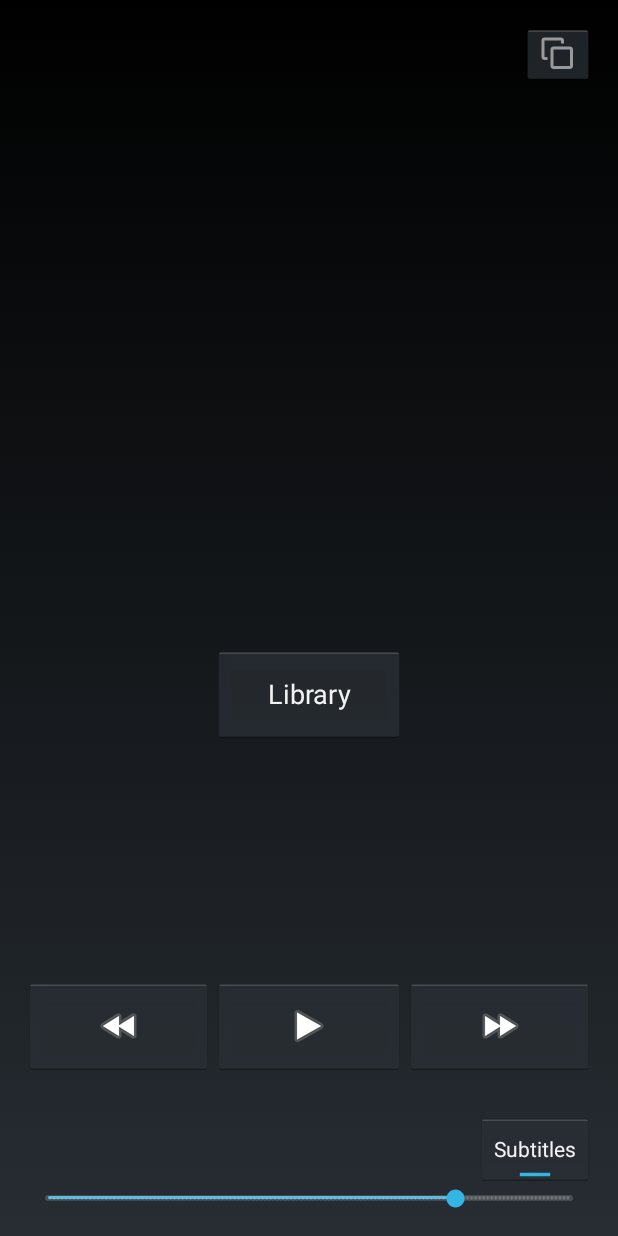
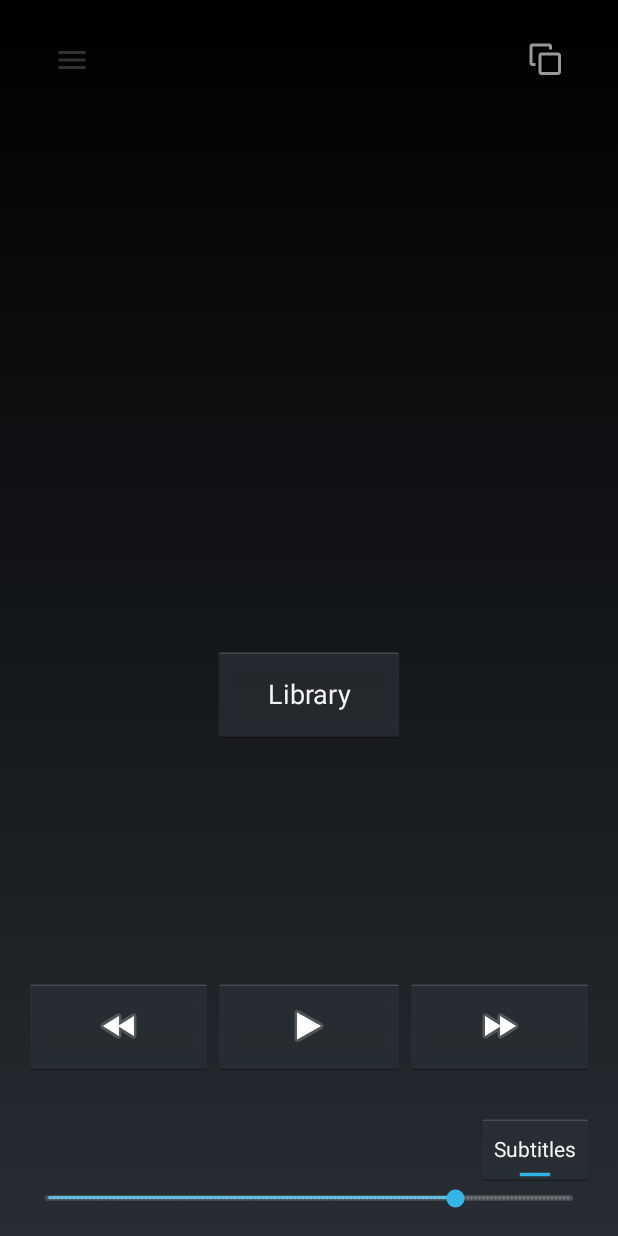
Before and after one commit to mcastorina/mpv-remote-app, an Android app: the screen it shows after launch (MainActivity), after a tap on an icon or button, on a phone screen of 412 x 824 dp. Run offline under Robolectric (Android 15) with nearby library versions, the phone set to English and light mode, and no system bars; 2 statements that could not run were skipped.

Commit message:
Added settings button and removed border from full screen button

```diff
--- a/LaptopRemote/app/src/main/java/miccah/laptopremote/MainActivity.java
+++ b/LaptopRemote/app/src/main/java/miccah/laptopremote/MainActivity.java
@@ -16,6 +16,7 @@ import android.widget.SeekBar;
 import android.widget.ViewSwitcher;
 import android.widget.ToggleButton;
 import android.widget.ImageButton;
+import android.widget.ImageView;
 import android.widget.SeekBar.OnSeekBarChangeListener;
 import android.content.Intent;
 import android.content.res.Configuration;
@@ -160,6 +161,9 @@ public class MainActivity extends Activity {
         BackgroundImageButton button = (BackgroundImageButton)view;
         button.setProperty("fullscreen", button.getState());
     }
+    public void settingsButton(View view) {
+        mDrawerLayout.openDrawer(mDrawerList);
+    }
 
     public void setIPAddress(String val) {
         this.ipAddress = val;
--- /dev/null
+++ b/LaptopRemote/app/src/main/res/drawable/menu.xml
@@ -0,0 +1,8 @@
+<!-- drawable/menu.xml -->
+<vector xmlns:android="http://schemas.android.com/apk/res/android"
+    android:height="24dp"
+    android:width="24dp"
+    android:viewportWidth="24"
+    android:viewportHeight="24">
+    <path android:fillColor="#333" android:pathData="M3,6H21V8H3V6M3,11H21V13H3V11M3,16H21V18H3V16Z" />
+</vector>
--- a/LaptopRemote/app/src/main/res/drawable/vector_arrange_below_on.xml
+++ b/LaptopRemote/app/src/main/res/drawable/vector_arrange_below_on.xml
@@ -4,5 +4,5 @@
     android:width="24dp"
     android:viewportWidth="24"
     android:viewportHeight="24">
-    <path android:fillColor="#000" android:pathData="M20,22C21.11,22 22,21.11 22,20V9C22,7.89 21.11,7 20,7C16.33,7 12.67,7 9,7C7.89,7 7,7.89 7,9C7,12.67 7,16.33 7,20C7,21.11 7.89,22 9,22H20M20,20H9V9H20V20M5,16V14H3V3H14V5H16V3C16,1.89 15.11,1 14,1H3C1.89,1 1,1.89 1,3V14C1,15.11 1.89,16 3,16H5Z" />
+    <path android:fillColor="#333" android:pathData="M20,22C21.11,22 22,21.11 22,20V9C22,7.89 21.11,7 20,7C16.33,7 12.67,7 9,7C7.89,7 7,7.89 7,9C7,12.67 7,16.33 7,20C7,21.11 7.89,22 9,22H20M20,20H9V9H20V20M5,16V14H3V3H14V5H16V3C16,1.89 15.11,1 14,1H3C1.89,1 1,1.89 1,3V14C1,15.11 1.89,16 3,16H5Z" />
 </vector>
--- a/LaptopRemote/app/src/main/res/layout/activity_main.xml
+++ b/LaptopRemote/app/src/main/res/layout/activity_main.xml
@@ -1,6 +1,7 @@
 <?xml version="1.0" encoding="utf-8"?>
 <android.support.v4.widget.DrawerLayout
     xmlns:android="http://schemas.android.com/apk/res/android"
+    xmlns:app="http://schemas.android.com/apk/res-auto"
     android:id="@+id/drawer_layout"
     android:layout_width="match_parent"
     android:layout_height="match_parent">
@@ -94,7 +95,19 @@
             android:layout_alignParentTop="true"
             android:layout_alignParentRight="true"
             android:layout_alignParentEnd="true"
+            style="?android:attr/borderlessButtonStyle"
             android:onClick="fullScreenButton" />
+
+        <ImageButton
+            android:id="@+id/settings"
+            style="?android:attr/borderlessButtonStyle"
+            android:layout_width="wrap_content"
+            android:layout_height="wrap_content"
+            android:layout_alignParentLeft="true"
+            android:layout_alignParentStart="true"
+            android:layout_alignParentTop="true"
+            android:src="@drawable/menu"
+            android:onClick="settingsButton" />
 
     </RelativeLayout>
 
```
Also changed, not shown: 1 other file.
